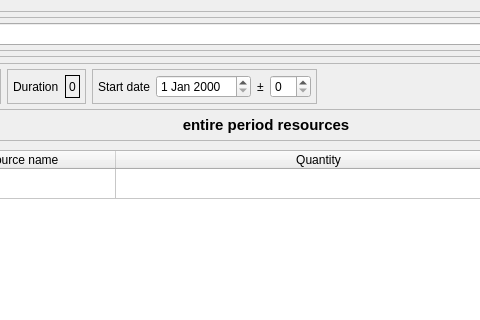
Before: the Qt Designer form gui/cult_type_tab.ui in hudaszekpiotr/InzynierkaProgram, drawn with Qt 5; both pictures show x 117 to 597 and y 0 to 320 of the 766 by 563 pixel window.
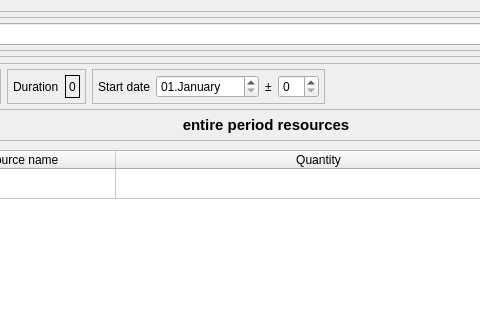
After: the same form once the commit is applied.

Diff of the .ui file:
```diff
--- a/gui/cult_type_tab.ui
+++ b/gui/cult_type_tab.ui
@@ -223,7 +223,11 @@
           </widget>
          </item>
          <item>
-          <widget class="QDateEdit" name="startDate"/>
+          <widget class="QDateEdit" name="startDate">
+           <property name="displayFormat">
+            <string>dd.MMMM</string>
+           </property>
+          </widget>
          </item>
          <item>
           <widget class="QLabel" name="label_7">
```
